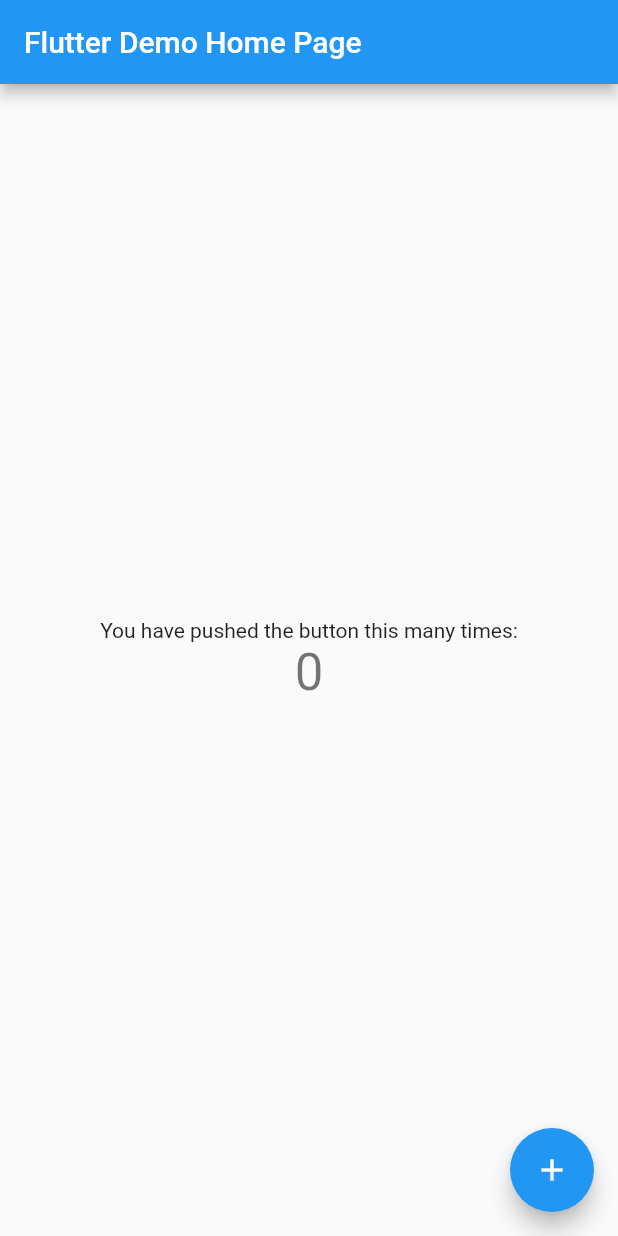
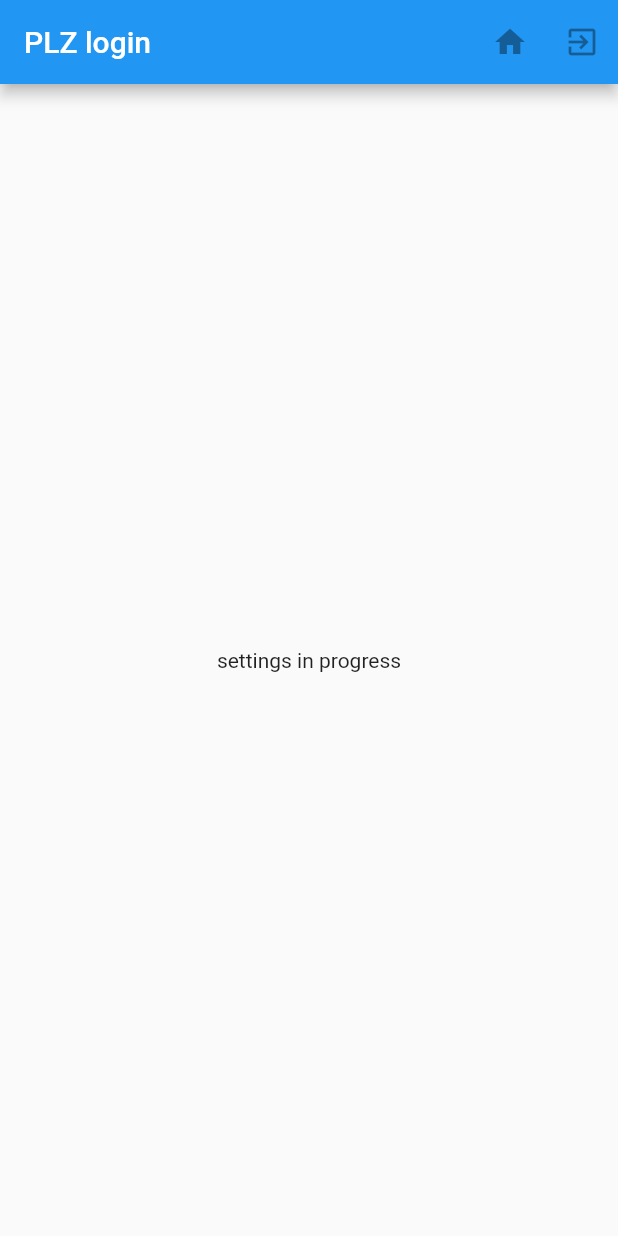
Before and after one commit to victhorlp/flutter_log_in_test, a Flutter app: the screen it shows after launch, on a phone screen of 412 x 824 dp. Run offline on Flutter 3.47's test engine with Material 2 defaults, Android fonts, the phone set to English and light mode, and no system bars.

Commit message:
add inicial preparations for the login

```diff
--- a/lib/main.dart
+++ b/lib/main.dart
@@ -1,109 +1,30 @@
 import 'package:flutter/material.dart';
+import 'settings.dart';
 
 void main() => runApp(new MyApp());
 
-class MyApp extends StatelessWidget {
-  // This widget is the root of your application.
+class MyApp extends StatefulWidget{
+  _LogPage createState() => new _LogPage();
+}
+
+class _LogPage extends State<MyApp> {
+
+  String _title = "PLZ login";
+
   @override
-  Widget build(BuildContext context) {
-    return new MaterialApp(
-      title: 'Flutter Demo',
-      theme: new ThemeData(
-        // This is the theme of your application.
-        //
-        // Try running your application with "flutter run". You'll see the
-        // application has a blue toolbar. Then, without quitting the app, try
-        // changing the primarySwatch below to Colors.green and then invoke
-        // "hot reload" (press "r" in the console where you ran "flutter run",
-        // or press Run > Flutter Hot Reload in IntelliJ). Notice that the
-        // counter didn't reset back to zero; the application is not restarted.
-        primarySwatch: Colors.blue,
+  Widget build(BuildContext context){
+    return new MaterialApp (
+      title: "login Demo",
+      home: new Scaffold (
+        appBar: new AppBar(
+          title: new Text(_title),
+          actions: <Widget>[
+            new IconButton(icon: new Icon(Icons.home), onPressed: null,),
+            new IconButton(icon: new Icon(Icons.exit_to_app), onPressed: null,),
+          ],
+        ),
+        body: new settings(),
       ),
-      home: new MyHomePage(title: 'Flutter Demo Home Page'),
     );
   }
 }
-
-class MyHomePage extends StatefulWidget {
-  MyHomePage({Key key, this.title}) : super(key: key);
-
-  // This widget is the home page of your application. It is stateful, meaning
-  // that it has a State object (defined below) that contains fields that affect
-  // how it looks.
-
-  // This class is the configuration for the state. It holds the values (in this
-  // case the title) provided by the parent (in this case the App widget) and
-  // used by the build method of the State. Fields in a Widget subclass are
-  // always marked "final".
-
-  final String title;
-
-  @override
-  _MyHomePageState createState() => new _MyHomePageState();
-}
-
-class _MyHomePageState extends State<MyHomePage> {
-  int _counter = 0;
-
-  void _incrementCounter() {
-    setState(() {
-      // This call to setState tells the Flutter framework that something has
-      // changed in this State, which causes it to rerun the build method below
-      // so that the display can reflect the updated values. If we changed
-      // _counter without calling setState(), then the build method would not be
-      // called again, and so nothing would appear to happen.
-      _counter++;
-    });
-  }
-
-  @override
-  Widget build(BuildContext context) {
-    // This method is rerun every time setState is called, for instance as done
-    // by the _incrementCounter method above.
-    //
-    // The Flutter framework has been optimized to make rerunning build methods
-    // fast, so that you can just rebuild anything that needs updating rather
-    // than having to individually change instances of widgets.
-    return new Scaffold(
-      appBar: new AppBar(
-        // Here we take the value from the MyHomePage object that was created by
-        // the App.build method, and use it to set our appbar title.
-        title: new Text(widget.title),
-      ),
-      body: new Center(
-        // Center is a layout widget. It takes a single child and positions it
-        // in the middle of the parent.
-        child: new Column(
-          // Column is also layout widget. It takes a list of children and
-          // arranges them vertically. By default, it sizes itself to fit its
-          // children horizontally, and tries to be as tall as its parent.
-          //
-          // Invoke "debug paint" (press "p" in the console where you ran
-          // "flutter run", or select "Toggle Debug Paint" from the Flutter tool
-          // window in IntelliJ) to see the wireframe for each widget.
-          //
-          // Column has various properties to control how it sizes itself and
-          // how it positions its children. Here we use mainAxisAlignment to
-          // center the children vertically; the main axis here is the vertical
-          // axis because Columns are vertical (the cross axis would be
-          // horizontal).
-          mainAxisAlignment: MainAxisAlignment.center,
-          children: <Widget>[
-            new Text(
-              'You have pushed the button this many times:',
-            ),
-            new Text(
-              '$_counter',
-              style: Theme.of(context).textTheme.display1,
-            ),
-          ],
-        ),
-      ),
-      floatingActionButton: new FloatingActionButton(
-        onPressed: _incrementCounter,
-        tooltip: 'Increment',
-        child: new Icon(Icons.add),
-      ), // This trailing comma makes auto-formatting nicer for build methods.
-    );
-  }
-}
--- /dev/null
+++ b/lib/settings.dart
@@ -0,0 +1,8 @@
+import 'package:flutter/material.dart';
+
+class settings extends StatelessWidget{
+  @override
+  Widget build(BuildContext context){
+    return new Center(child: new Text("settings in progress"),);
+  }
+}
```
Also changed, not shown: lib/login.dart (added).
